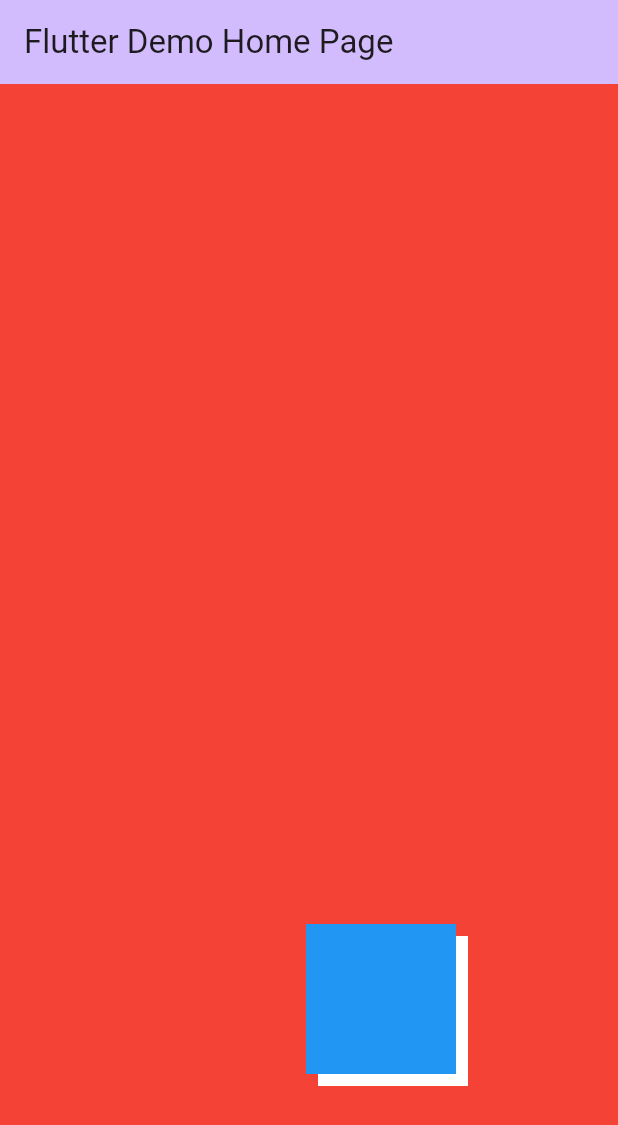
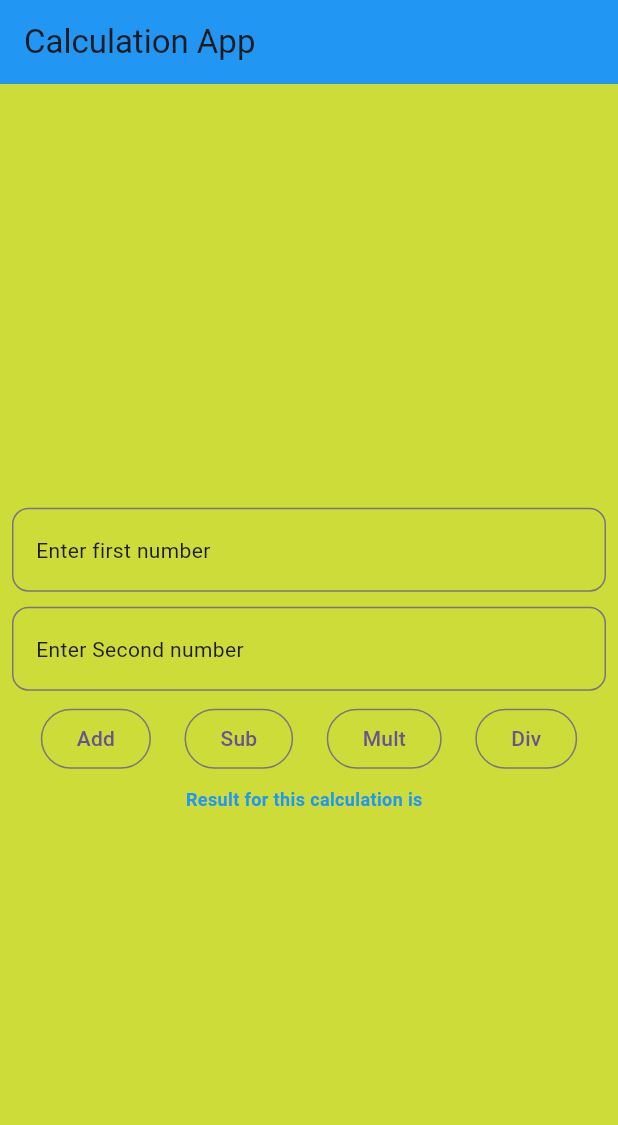
Before and after one commit to Yuvraj162002/FlutterUILearning, a Flutter app: the screen it shows after launch, on a phone screen of 412 x 824 dp. Shown: the top 1125 px of the screen. Run offline on Flutter 3.47's test engine with Material 3 defaults, Android fonts, the light colour scheme and no system bars; our stand-ins replace font_awesome_flutter.

Commit message:
Commit 7:- Learning about Stateful and StateLess Widgets and creating a simple demo calculationApp

```diff
--- /dev/null
+++ b/lib/demo_project/CalculationApp.dart
@@ -0,0 +1,149 @@
+import 'package:flutter/cupertino.dart';
+import 'package:flutter/material.dart';
+
+class CalculationApp extends StatefulWidget {
+  const CalculationApp({super.key});
+
+  @override
+  State<StatefulWidget> createState() => _CalculationAppState();
+}
+
+class _CalculationAppState extends State<CalculationApp> {
+  var firstNumberController = TextEditingController();
+  var secondNumberController = TextEditingController();
+  var result = " ";
+
+  @override
+  Widget build(BuildContext context) {
+    return Scaffold(
+      appBar: AppBar(
+        title: Text('Calculation App'),
+        backgroundColor: Colors.blue,
+      ),
+      body: Container(
+        color: Colors.lime,
+        child: Center(
+          child: Padding(
+            padding: const EdgeInsets.all(8.0),
+            child: Column(
+              mainAxisAlignment: MainAxisAlignment.center,
+              children: [
+                TextField(
+                  controller: firstNumberController,
+                  keyboardType: TextInputType.number,
+                  decoration: InputDecoration(
+                    hint: Text('Enter first number'),
+                    border: OutlineInputBorder(
+                      borderRadius: BorderRadius.circular(11),
+                    ),
+                  ),
+                ),
+
+                Container(height: 10),
+
+                TextField(
+                  controller: secondNumberController,
+                  keyboardType: TextInputType.number,
+                  decoration: InputDecoration(
+                    hint: Text('Enter Second number'),
+                    border: OutlineInputBorder(
+                      borderRadius: BorderRadius.circular(11),
+                    ),
+                  ),
+                ),
+
+                Padding(
+                  padding: const EdgeInsets.all(8.0),
+                  child: Row(
+                    mainAxisAlignment: MainAxisAlignment.spaceAround,
+                    children: [
+                      OutlinedButton(
+                        onPressed: () {
+                          // Add the addition logic here
+                          var numberFirst = int.parse(
+                            firstNumberController.text.toString(),
+                          );
+                          var numberSecond = int.parse(
+                            secondNumberController.text.toString(),
+                          );
+                          var sum = numberFirst + numberSecond;
+                          result =
+                              "sum of $numberFirst and $numberSecond is $sum";
+
+                          setState(() {});
+                        },
+                        child: Text('Add'),
+                      ),
+
+                      OutlinedButton(
+                        onPressed: () {
+                          // Add the subtract logic here
+                          setState(() {
+                            var numberFirst = int.parse(
+                              firstNumberController.text.toString(),
+                            );
+                            var numberSecond = int.parse(
+                              secondNumberController.text.toString(),
+                            );
+                            var subtract = numberFirst - numberSecond;
+                            result =
+                                "subtract of $numberFirst and $numberSecond is $subtract";
+                          });
+                        },
+                        child: Text('Sub'),
+                      ),
+
+                      OutlinedButton(
+                        onPressed: () {
+                          // Add the multiply logic here
+                          setState(() {
+                            var numberFirst = int.parse(
+                              firstNumberController.text.toString(),
+                            );
+                            var numberSecond = int.parse(
+                              secondNumberController.text.toString(),
+                            );
+                            var multiply = numberFirst * numberSecond;
+                            result =
+                                "multiply of $numberFirst and $numberSecond is $multiply";
+                          });
+                        },
+                        child: Text('Mult'),
+                      ),
+
+                      OutlinedButton(
+                        onPressed: () {
+                          // Add the divide logic here
+                          setState(() {
+                            var numberFirst = int.parse(
+                              firstNumberController.text.toString(),
+                            );
+                            var numberSecond = int.parse(
+                              secondNumberController.text.toString(),
+                            );
+                            var divide = numberFirst ~/ numberSecond;
+                            result =
+                                "divide of $numberFirst and $numberSecond is $divide";
+                          });
+                        },
+                        child: Text('Div'),
+                      ),
+                    ],
+                  ),
+                ),
+                Text(
+                  'Result for this calculation is $result',
+                  style: TextStyle(
+                    color: Colors.blue,
+                    fontSize: 12,
+                    fontWeight: FontWeight.bold,
+                  ),
+                ),
+              ],
+            ),
+          ),
+        ),
+      ),
+    );
+  }
+}
--- a/lib/main.dart
+++ b/lib/main.dart
@@ -4,6 +4,9 @@ import 'package:flutter_ui_learning/ui_helper/util.dart';
 import 'package:flutter_ui_learning/widgets/RoundedButton.dart';
 import 'package:font_awesome_flutter/font_awesome_flutter.dart';
 import 'package:font_awesome_flutter/font_awesome_flutter.dart';
+import 'package:flutter_ui_learning/stateful_widgets_custom/StateFulWidgets.dart';
+import 'package:flutter_ui_learning/demo_project/CalculationApp.dart';
+
 
 void main() {
   runApp(const MyApp());
@@ -36,7 +39,7 @@ class MyApp extends StatelessWidget {
         // tested with just a hot reload.
         colorScheme: ColorScheme.fromSeed(seedColor: Colors.deepPurple),
       ),
-      home: const MyHomePage(title: 'Flutter Demo Home Page'),
+      home: const CalculationApp(),
     );
   }
 }
@@ -568,34 +571,36 @@ class _MyHomePageState extends State<MyHomePage> {
       // ),
 
       /** Learning 18 ------------> Concept of using the Positioned widget...*/
-      body: Container(
-        width: double.infinity,
-        height: double.infinity,
-        color: Colors.red,
-        child: Stack(
-            children: [
-              Positioned(
-                bottom: 100,
-                right: 100,
-                child: Container(
-                    width: 100,
-                    height: 100,
-                    color: Colors.white
-                ),
-              ),
+      // body: Container(
+      //   width: double.infinity,
+      //   height: double.infinity,
+      //   color: Colors.red,
+      //   child: Stack(
+      //       children: [
+      //         Positioned(
+      //           bottom: 100,
+      //           right: 100,
+      //           child: Container(
+      //               width: 100,
+      //               height: 100,
+      //               color: Colors.white
+      //           ),
+      //         ),
+      //
+      //         Positioned(
+      //           bottom: 108,
+      //           right: 108,
+      //           child: Container(
+      //               width: 100,
+      //               height: 100,
+      //               color: Colors.blue
+      //           ),
+      //         ),
+      //       ]
+      //   ),
+      // ),
 
-              Positioned(
-                bottom: 108,
-                right: 108,
-                child: Container(
-                    width: 100,
-                    height: 100,
-                    color: Colors.blue
-                ),
-              ),
-            ]
-        ),
-      ),
+      /** Learning 19 ------------> Concept of using the StateLess widget...*/
     );
   }
 }
```
Also changed, not shown: lib/stateful_widgets_custom/StateFulWidgets.dart (added, +57 -0 lines).
